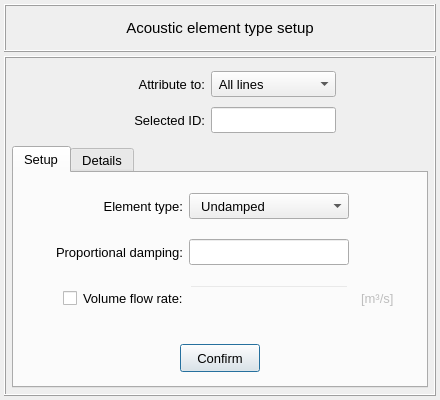
Above: pulse/interface/data/ui_files/model/setup/acoustic/acoustic_element_type_input.ui from open-pulse/OpenPulse before the change. Below: the same form after it.
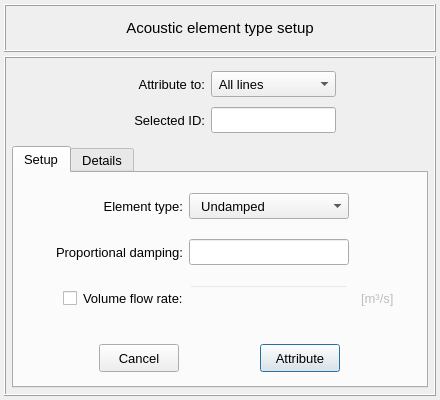
That is the form after the change.

Commit message: Adds a cancel button on the acoustic model window inputs

Patch:
```diff
--- a/pulse/interface/data/ui_files/model/setup/acoustic/acoustic_element_type_input.ui
+++ b/pulse/interface/data/ui_files/model/setup/acoustic/acoustic_element_type_input.ui
@@ -922,6 +922,37 @@
              <property name="spacing">
               <number>0</number>
              </property>
+             <item row="0" column="1">
+              <widget class="QPushButton" name="pushButton_attribute">
+               <property name="minimumSize">
+                <size>
+                 <width>80</width>
+                 <height>28</height>
+                </size>
+               </property>
+               <property name="maximumSize">
+                <size>
+                 <width>80</width>
+                 <height>28</height>
+                </size>
+               </property>
+               <property name="font">
+                <font>
+                 <family>MS Shell Dlg 2</family>
+                 <pointsize>10</pointsize>
+                 <weight>50</weight>
+                 <italic>false</italic>
+                 <bold>false</bold>
+                </font>
+               </property>
+               <property name="styleSheet">
+                <string notr="true"/>
+               </property>
+               <property name="text">
+                <string>Attribute</string>
+               </property>
+              </widget>
+             </item>
              <item row="0" column="0">
               <widget class="QPushButton" name="pushButton_confirm">
                <property name="minimumSize">
@@ -949,7 +980,7 @@
                 <string notr="true"/>
                </property>
                <property name="text">
-                <string>Confirm</string>
+                <string>Cancel</string>
                </property>
               </widget>
              </item>
```
Left out of the diff: 2 changed lines with no effect on the pictures. The commit also changes 10 other files.
